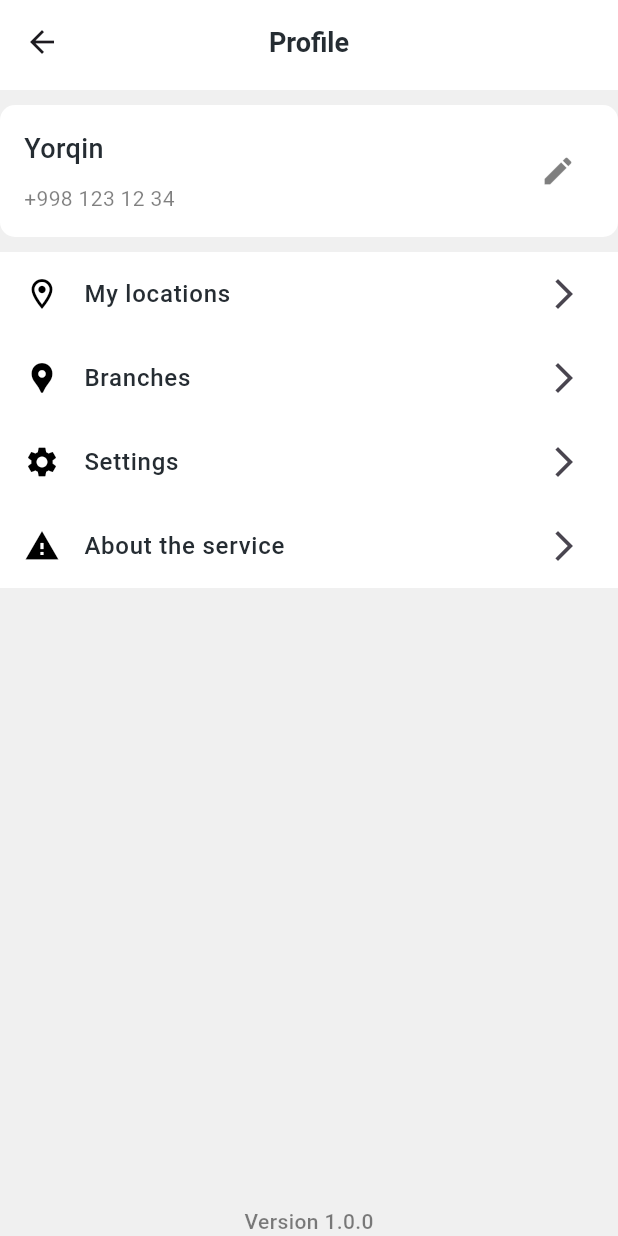
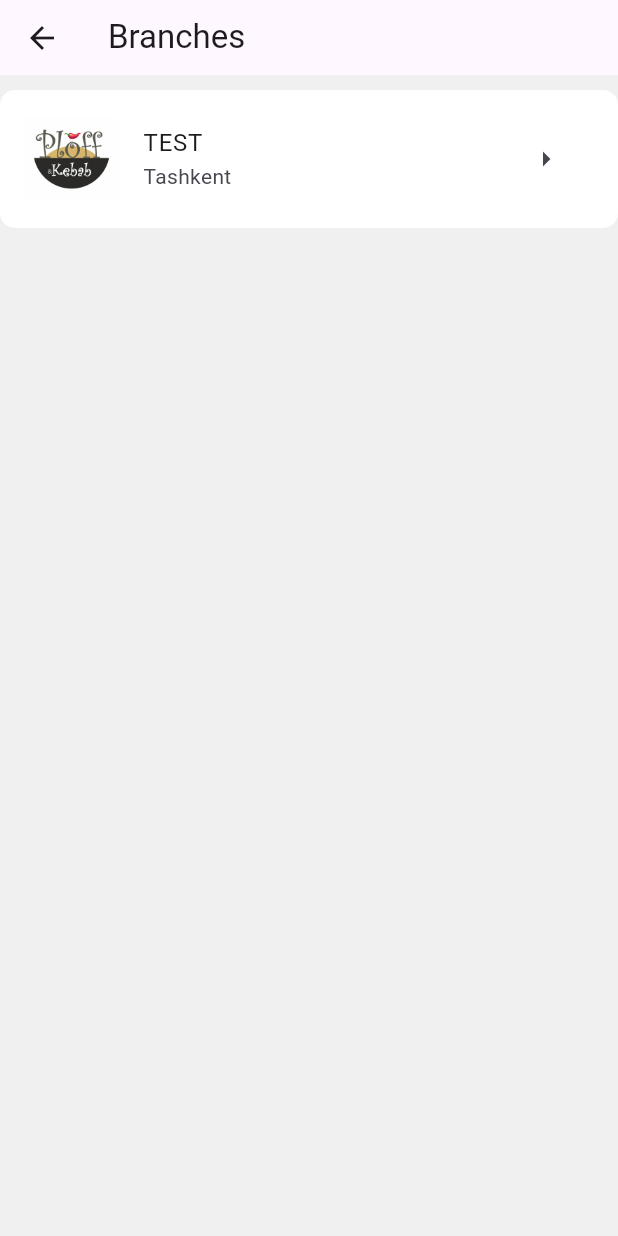
Before and after one commit to YorqinBek7/Ploff-App, a Flutter app: the ProfileScreen screen opened directly, after a tap on "Branches", on a phone screen of 412 x 824 dp. Run offline on Flutter 3.47's test engine with Material 2 defaults, Android fonts, the phone set to English and light mode, and no system bars; our stand-ins replace flutter_svg, pinput, shared_preferences; accounts and stored records are empty.

Commit message:
added branches screen

```diff
--- a/lib/screens/tab_box/profile_screen/profile_screen.dart
+++ b/lib/screens/tab_box/profile_screen/profile_screen.dart
@@ -1,5 +1,7 @@
 import 'package:flutter/material.dart';
+import 'package:ploff/screens/tab_box/profile_screen/sub_screens/branches_screen/branches_screen.dart';
 import 'package:ploff/screens/tab_box/profile_screen/sub_screens/edit_profile_screen/edit_profile_screen.dart';
+import 'package:ploff/screens/tab_box/profile_screen/sub_screens/settings_screen/settings_screen.dart';
 import 'package:ploff/screens/tab_box/profile_screen/widgets/profile_options_item.dart';
 import 'package:ploff/screens/tab_box/widgets/custom_app_bar.dart';
 import 'package:ploff/utils/colors/colors.dart';
@@ -50,7 +52,7 @@ class ProfileScreen extends StatelessWidget {
                     Navigator.push(
                       context,
                       MaterialPageRoute(
-                        builder: (context) => EditProfileScreen(),
+                        builder: (context) => const EditProfileScreen(),
                       ),
                     );
                   },
@@ -70,12 +72,30 @@ class ProfileScreen extends StatelessWidget {
           ProfileOptionsItem(
             icon: Icons.location_pin,
             title: "Branches",
-            onTap: () {},
+            onTap: () {
+              Navigator.push(
+                context,
+                MaterialPageRoute(
+                  builder: (context) {
+                    return const BranchesScreen();
+                  },
+                ),
+              );
+            },
           ),
           ProfileOptionsItem(
             icon: Icons.settings,
             title: "Settings",
-            onTap: () {},
+            onTap: () {
+              Navigator.push(
+                context,
+                MaterialPageRoute(
+                  builder: (context) {
+                    return const SettingsScreen();
+                  },
+                ),
+              );
+            },
           ),
           ProfileOptionsItem(
             icon: Icons.warning,
--- /dev/null
+++ b/lib/screens/tab_box/profile_screen/sub_screens/branches_screen/branches_screen.dart
@@ -0,0 +1,53 @@
+import 'package:flutter/material.dart';
+import 'package:ploff/screens/tab_box/profile_screen/sub_screens/branches_screen/detail_branch_screen/detail_branch_screen.dart';
+import 'package:ploff/screens/tab_box/profile_screen/sub_screens/widgets/profile_subscreen_appbar.dart';
+import 'package:ploff/utils/colors/colors.dart';
+import 'package:ploff/utils/icons/icons.dart';
+
+class BranchesScreen extends StatelessWidget {
+  const BranchesScreen({super.key});
+
+  @override
+  Widget build(BuildContext context) {
+    return Scaffold(
+      appBar: const ProfileSubscreensAppbar(title: "Branches"),
+      backgroundColor: PloffColors.C_F0F0F0,
+      body: Padding(
+        padding: const EdgeInsets.symmetric(vertical: 10),
+        child: Column(
+          children: [
+            Container(
+              padding: const EdgeInsets.symmetric(vertical: 10),
+              decoration: BoxDecoration(
+                borderRadius: BorderRadius.circular(10),
+                color: PloffColors.white,
+              ),
+              child: ListTile(
+                onTap: () {
+                  Navigator.push(
+                    context,
+                    MaterialPageRoute(
+                      builder: (context) => const DetailBranchScreen(),
+                    ),
+                  );
+                },
+                tileColor: PloffColors.C_F0F0F0,
+                leading: Image.asset(
+                  Plofficons.ploffLogo,
+                ),
+                title: const Text("TEST"),
+                subtitle: const Text("Tashkent"),
+                trailing: IconButton(
+                  onPressed: () {},
+                  icon: const Icon(
+                    Icons.arrow_right,
+                  ),
+                ),
+              ),
+            )
+          ],
+        ),
+      ),
+    );
+  }
+}
--- /dev/null
+++ b/lib/screens/tab_box/profile_screen/sub_screens/widgets/profile_subscreen_appbar.dart
@@ -0,0 +1,30 @@
+import 'package:flutter/material.dart';
+
+class ProfileSubscreensAppbar extends StatelessWidget implements PreferredSize {
+  final String title;
+  const ProfileSubscreensAppbar({
+    Key? key,
+    required this.title,
+  }) : super(key: key);
+
+  @override
+  Widget build(BuildContext context) {
+    return AppBar(
+      title: Text(title),
+      leading: IconButton(
+        onPressed: () {
+          Navigator.pop(context);
+        },
+        icon: Icon(
+          Icons.arrow_back,
+        ),
+      ),
+    );
+  }
+
+  @override
+  Widget get child => throw UnimplementedError();
+
+  @override
+  Size get preferredSize => const Size(double.infinity, 50);
+}
--- a/lib/utils/colors/colors.dart
+++ b/lib/utils/colors/colors.dart
@@ -4,9 +4,10 @@ class PloffColors {
   static const Color C_F7F7F7 = Color(0xFFF7F7F7);
   static const Color C_F5F5F5 = Color(0xFFF5F5F5);
   static const Color C_252C32 = Color(0xFF252C32);
-  static const Color white = Color(0xFFFFFFFF);
-  static const Color black = Color(0xFF000000);
   static const Color C_FFCC00 = Color(0xFFFFCC00);
   static const Color C_F0F0F0 = Color(0xFFF0F0F0);
   static const Color C_858585 = Color(0xFF858585);
+  static const Color white = Color(0xFFFFFFFF);
+  static const Color black = Color(0xFF000000);
+  static const Color red = Color(0xFFFF0000);
 }
```
Also changed, not shown: lib/screens/tab_box/profile_screen/sub_screens/branches_screen/detail_branch_screen/detail_branch_screen.dart (added, +85 -0 lines), lib/screens/tab_box/profile_screen/sub_screens/branches_screen/detail_branch_screen/widgets/detail_branch_item.dart (added, +52 -0 lines), lib/screens/tab_box/profile_screen/sub_screens/edit_profile_screen/edit_profile_screen.dart (+3 -10 lines), lib/screens/tab_box/profile_screen/sub_screens/settings_screen/settings_screen.dart (added, +75 -0 lines).
